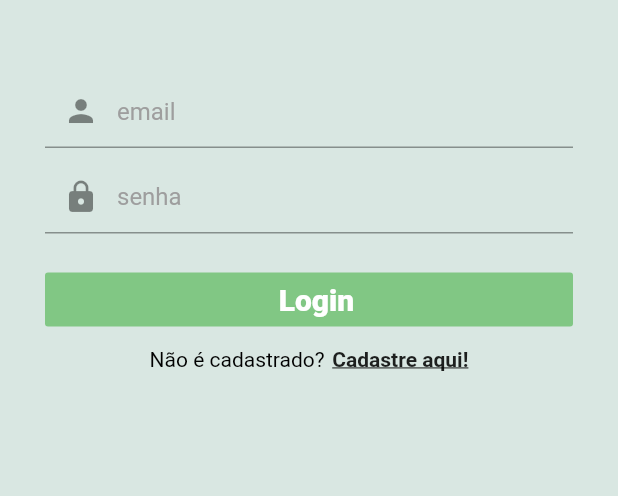
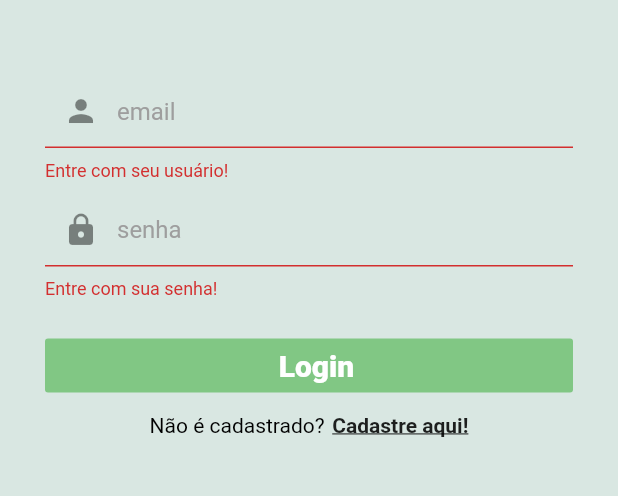
Before and after one commit to eddycn3/mobile-meu-avaliador-preferido, a Flutter app: the screen it shows after launch, after a tap on "Login", on a phone screen of 412 x 824 dp, the part 380-876 px from its top. Run offline on Flutter 3.47's test engine with Material 2 defaults, Android fonts, the phone set to English and light mode, and no system bars; our stand-ins replace equatable, flutter_bloc, flutter_secure_storage.

Commit message:
validations....login form

```diff
--- a/lib/src/api.dart
+++ b/lib/src/api.dart
@@ -1,11 +1,21 @@
 import 'dart:convert';
 import 'package:http/http.dart' as http;
+import 'package:meta/meta.dart';
+
+class RetObj {
+  final int statuCode;
+  final dynamic obj;
+
+  RetObj({this.statuCode, this.obj});
+}
 
 class Api {
   static final String _baseUrl =
       "https://app-my-favorite-avaliator.herokuapp.com/";
 
-  static Future post(String reqBody, String urlSufix) async {
+  static Future<RetObj> post(
+      {@required String reqBody, @required String urlSufix}) async {
+    RetObj retObj;
     var client = http.Client();
     try {
       print(_baseUrl + urlSufix);
@@ -18,14 +28,14 @@ class Api {
         headers: headers,
         body: reqBody,
       );
-      print(resp.statusCode);
+
       if (resp.statusCode == 200) {
         var objDecoded = jsonDecode(resp.body);
-        print(objDecoded);
-        return objDecoded;
+        retObj = RetObj(obj: objDecoded, statuCode: resp.statusCode);
       }
     } finally {
       client.close();
     }
+    return retObj;
   }
 }
--- a/lib/src/blocs/login/login_event.dart
+++ b/lib/src/blocs/login/login_event.dart
@@ -2,17 +2,19 @@ part of "login_bloc.dart";
 
 abstract class LoginEvent extends Equatable {
   const LoginEvent();
+  @override
+  List<Object> get props => [];
 }
 
 class LoginButtonPressed extends LoginEvent {
-  final Usuario usuario;
-
-  const LoginButtonPressed({@required this.usuario});
+  final String username;
+  final String password;
+  const LoginButtonPressed({@required this.username, @required this.password});
 
   @override
-  List<Object> get props => [usuario];
+  List<Object> get props => [username, password];
 
   @override
   String toString() =>
-      "LoginButtonPressed {username : ${usuario.userName},password :${usuario.passWord}}";
+      "LoginButtonPressed {username : $username,password :$password}";
 }
--- a/lib/src/ui/login_form.dart
+++ b/lib/src/ui/login_form.dart
@@ -1,7 +1,6 @@
 import 'package:flutter/material.dart';
 import 'package:flutter_bloc/flutter_bloc.dart';
 import 'package:my_personal_avaliator/src/blocs/login/login_bloc.dart';
-import 'package:my_personal_avaliator/src/models/usuario.dart';
 
 class LoginForm extends StatefulWidget {
   @override
@@ -11,15 +10,17 @@ class LoginForm extends StatefulWidget {
 class _LoginFormState extends State<LoginForm> {
   final _userNameController = TextEditingController();
   final _passWordController = TextEditingController();
+  final _formKey = GlobalKey<FormState>();
 
   _onLoginButtonPressed() {
-    if (_userNameController.text.isEmpty || _userNameController.text.isEmpty)
-      return;
-    var usr = new Usuario(
-        userName: _userNameController.text,
-        passWord: _passWordController.text,
-        userType: 1);
-    BlocProvider.of<LoginBloc>(context).add(LoginButtonPressed(usuario: usr));
+    if (_formKey.currentState.validate()) {
+      BlocProvider.of<LoginBloc>(context).add(
+        LoginButtonPressed(
+          username: _userNameController.text,
+          password: _passWordController.text,
+        ),
+      );
+    }
   }
 
   @override
@@ -39,6 +40,8 @@ class _LoginFormState extends State<LoginForm> {
         return SafeArea(
           child: Padding(
             padding: const EdgeInsets.fromLTRB(30, 50, 30, 0),
+            child: Form(
+              key: _formKey,
               child: Column(
                 mainAxisAlignment: MainAxisAlignment.start,
                 crossAxisAlignment: CrossAxisAlignment.stretch,
@@ -67,8 +70,16 @@ class _LoginFormState extends State<LoginForm> {
                         color: Color(0xFF4D8B35),
                         fontWeight: FontWeight.w800),
                   ),
-                SizedBox(height: 50.0),
-                TextField(
+                  Flexible(child: SizedBox(height: 50.0)),
+
+                  //USER AND PASS FIELDS
+                  TextFormField(
+                    validator: (value) {
+                      if (value.isEmpty) {
+                        return "Entre com seu usuário!";
+                      }
+                      return null;
+                    },
                     controller: _userNameController,
                     keyboardType: TextInputType.emailAddress,
                     cursorColor: Colors.green,
@@ -83,7 +94,13 @@ class _LoginFormState extends State<LoginForm> {
                   SizedBox(
                     height: 8.0,
                   ),
-                TextField(
+                  TextFormField(
+                    validator: (value) {
+                      if (value.isEmpty) {
+                        return "Entre com sua senha!";
+                      }
+                      return null;
+                    },
                     controller: _passWordController,
                     obscureText: true,
                     cursorColor: Colors.green,
@@ -158,6 +175,7 @@ class _LoginFormState extends State<LoginForm> {
                 ],
               ),
             ),
+          ),
         );
       }),
     );
```
Also changed, not shown: lib/src/blocs/login/login_bloc.dart (+13 -3 lines), lib/src/models/repos/user_repo.dart (+13 -10 lines). Lines whose indentation alone changed are shown as unchanged.
